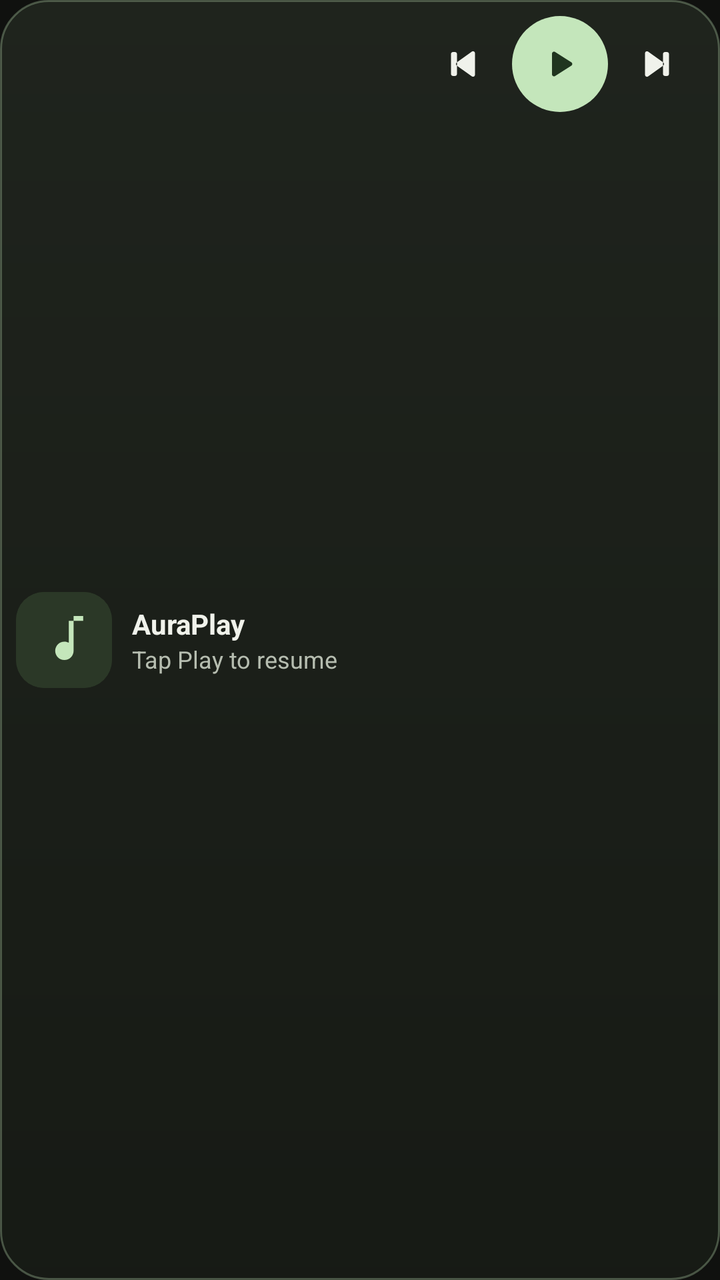
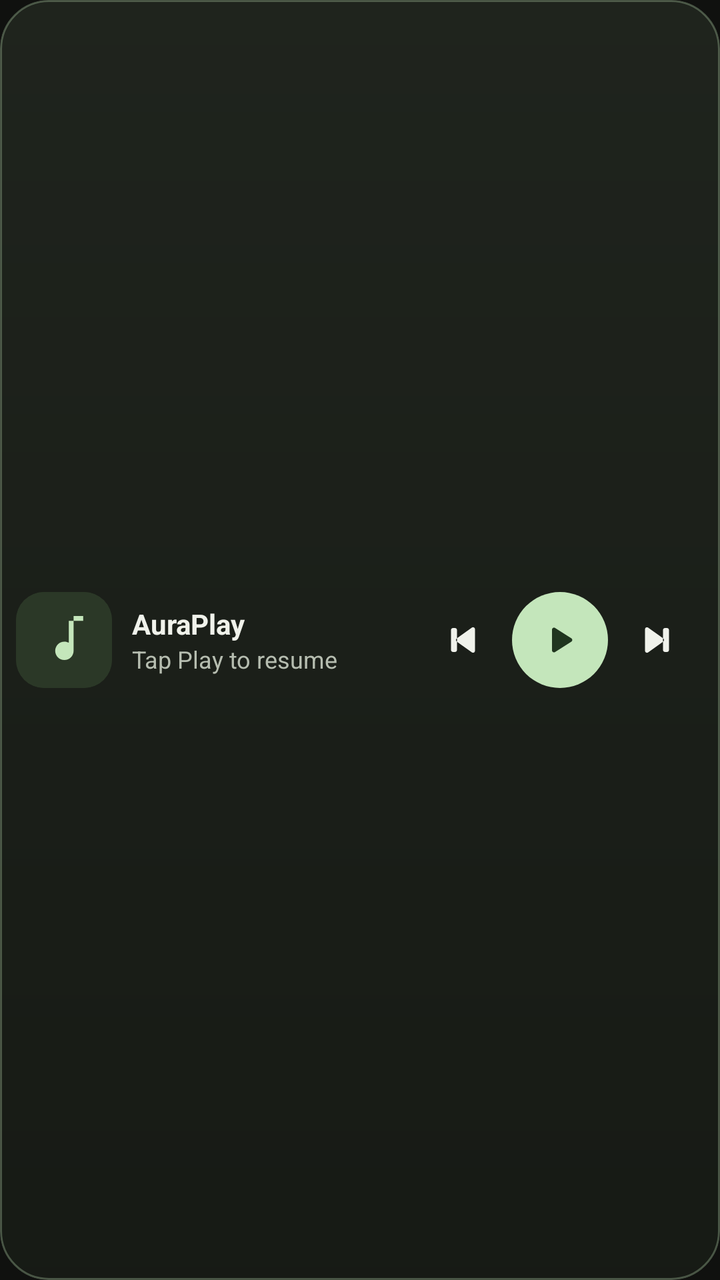

An Android layout rendered at two revisions. The XML below is the earlier revision; the diff shows what the commit changed to produce the second picture.
<!-- AndroidManifest.xml: application theme Theme.AuraPlay -->
<!-- res/layout/widget_auraplay.xml -->
<?xml version="1.0" encoding="utf-8"?>
<LinearLayout xmlns:android="http://schemas.android.com/apk/res/android"
    android:id="@+id/widget_container"
    android:layout_width="match_parent"
    android:layout_height="match_parent"
    android:orientation="horizontal"
    android:background="@drawable/widget_background"
    android:gravity="center_vertical"
    android:padding="8dp">

    <ImageView
        android:id="@+id/widget_album_art"
        android:layout_width="48dp"
        android:layout_height="48dp"
        android:layout_marginEnd="10dp"
        android:src="@drawable/ic_music_placeholder"
        android:scaleType="centerCrop"
        android:background="@drawable/widget_cover_background"
        android:clipToOutline="true"
        android:importantForAccessibility="no" />

    <LinearLayout
        android:layout_width="0dp"
        android:layout_height="wrap_content"
        android:layout_weight="1"
        android:orientation="vertical"
        android:paddingStart="0dp"
        android:paddingEnd="4dp">

        <TextView
            android:id="@+id/widget_title"
            android:layout_width="match_parent"
            android:layout_height="wrap_content"
            android:text="@string/app_name"
            android:textColor="#F0F2EB"
            android:textStyle="bold"
            android:textSize="14sp"
            android:singleLine="true"
            android:ellipsize="end" />

        <TextView
            android:id="@+id/widget_artist"
            android:layout_width="match_parent"
            android:layout_height="wrap_content"
            android:text="@string/widget_resume_hint"
            android:textColor="#B6BDB0"
            android:textSize="12sp"
            android:singleLine="true"
            android:ellipsize="end" />
    </LinearLayout>

    <include layout="@layout/widget_playback_controls" />

</LinearLayout>
<!-- res/layout/widget_playback_controls.xml (included above) -->
<?xml version="1.0" encoding="utf-8"?>
<LinearLayout xmlns:android="http://schemas.android.com/apk/res/android"
    xmlns:tools="http://schemas.android.com/tools"
    android:layout_width="wrap_content"
    android:layout_height="48dp"
    android:layout_gravity="center_horizontal"
    android:gravity="center"
    android:orientation="horizontal"
    tools:ignore="UseAppTint">

    <ImageButton
        android:id="@+id/widget_btn_prev"
        android:layout_width="48dp"
        android:layout_height="48dp"
        android:background="?android:attr/selectableItemBackgroundBorderless"
        android:contentDescription="@string/widget_previous_track"
        android:src="@drawable/ic_widget_previous"
        android:tint="#F0F2EB" />

    <ImageButton
        android:id="@+id/widget_btn_play_pause"
        android:layout_width="48dp"
        android:layout_height="48dp"
        android:background="@drawable/widget_button_background"
        android:contentDescription="@string/play"
        android:src="@drawable/ic_widget_play"
        android:tint="#20351F" />

    <ImageButton
        android:id="@+id/widget_btn_next"
        android:layout_width="48dp"
        android:layout_height="48dp"
        android:background="?android:attr/selectableItemBackgroundBorderless"
        android:contentDescription="@string/widget_next_track"
        android:src="@drawable/ic_widget_next"
        android:tint="#F0F2EB" />

</LinearLayout>
<!-- resources referenced by this layout -->
<resources>
  <!-- drawable ic_music_placeholder (drawable) -->
  <vector xmlns:android="http://schemas.android.com/apk/res/android"
      android:width="120dp" android:height="120dp" android:viewportWidth="120" android:viewportHeight="120">
      <path android:fillColor="#2B3827" android:pathData="M0,0h120v120h-120z" />
      <path android:fillColor="#C4E6BB" android:pathData="M72,30v43.5c0,6.35 -5.15,11.5 -11.5,11.5S49,79.85 49,73.5S54.15,62 60.5,62c2,0 3.9,0.51 5.5,1.42V36h18v-6z" />
  </vector>
  <!-- drawable ic_widget_next (drawable) -->
  <vector xmlns:android="http://schemas.android.com/apk/res/android"
      android:width="24dp"
      android:height="24dp"
      android:viewportWidth="24"
      android:viewportHeight="24">
      <path android:fillColor="#FFFFFF"
          android:pathData="M6.5,6.62v10.76c0,0.82 0.92,1.29 1.58,0.81l7.52,-5.38c0.56,-0.4 0.56,-1.22 0,-1.62L8.08,5.82c-0.66,-0.48 -1.58,0 -1.58,0.8zM16.5,6h1c0.55,0 1,0.45 1,1v10c0,0.55 -0.45,1 -1,1h-1c-0.55,0 -1,-0.45 -1,-1V7c0,-0.55 0.45,-1 1,-1z" />
  </vector>
  <!-- drawable ic_widget_play (drawable) -->
  <vector xmlns:android="http://schemas.android.com/apk/res/android"
      android:width="24dp"
      android:height="24dp"
      android:viewportWidth="24"
      android:viewportHeight="24">
      <path android:fillColor="#FFFFFF"
          android:pathData="M8,6.82v10.36c0,0.79 0.87,1.27 1.54,0.84l8.14,-5.18c0.62,-0.39 0.62,-1.29 0,-1.69L9.54,5.98C8.87,5.55 8,6.03 8,6.82z" />
  </vector>
  <!-- drawable ic_widget_previous (drawable) -->
  <vector xmlns:android="http://schemas.android.com/apk/res/android"
      android:width="24dp"
      android:height="24dp"
      android:viewportWidth="24"
      android:viewportHeight="24">
      <path android:fillColor="#FFFFFF"
          android:pathData="M17.5,17.38V6.62c0,-0.82 -0.92,-1.29 -1.58,-0.81L8.4,11.19c-0.56,0.4 -0.56,1.22 0,1.62l7.52,5.37c0.66,0.48 1.58,0 1.58,-0.8zM6.5,6h1c0.55,0 1,0.45 1,1v10c0,0.55 -0.45,1 -1,1h-1c-0.55,0 -1,-0.45 -1,-1V7c0,-0.55 0.45,-1 1,-1z" />
  </vector>
  <!-- drawable widget_background (drawable) -->
  <?xml version="1.0" encoding="utf-8"?>
  <shape xmlns:android="http://schemas.android.com/apk/res/android"
      android:shape="rectangle">
      <gradient android:angle="270" android:startColor="#F020251E" android:endColor="#F0171B15" />
      <stroke android:width="1dp" android:color="#4DC4E6BB" />
      <corners android:radius="24dp" />
  </shape>
  <!-- drawable widget_button_background (drawable) -->
  <?xml version="1.0" encoding="utf-8"?>
  <ripple xmlns:android="http://schemas.android.com/apk/res/android" android:color="#3320351F">
      <item>
          <shape android:shape="oval">
              <solid android:color="#C4E6BB" />
          </shape>
      </item>
  </ripple>
  <!-- drawable widget_cover_background (drawable) -->
  <shape xmlns:android="http://schemas.android.com/apk/res/android">
      <solid android:color="#2B3827" />
      <corners android:radius="14dp" />
  </shape>
  <string name="app_name">AuraPlay</string>
  <string name="play">Play</string>
  <string name="widget_next_track">Next track</string>
  <string name="widget_previous_track">Previous track</string>
  <string name="widget_resume_hint">Tap Play to resume</string>
  <style name="Theme.AuraPlay" parent="Theme.AppCompat.Light.NoActionBar">
          <item name="colorPrimary">@color/primary_color</item>
          <item name="colorPrimaryDark">@color/primary_dark_color</item>
          <item name="colorAccent">@color/secondary_color</item>
          <item name="android:windowBackground">@color/background_color</item>
          <item name="android:statusBarColor">@color/background_color</item>
          <item name="android:navigationBarColor">@color/background_color</item>
          <item name="android:windowLightStatusBar">false</item>
      </style>
  <color name="primary_color">#C4E6BB</color>
  <color name="primary_dark_color">#20351F</color>
  <color name="secondary_color">#A9CDA4</color>
  <color name="background_color">#10110F</color>
</resources>

<!-- the commit's change to res/layout/widget_auraplay.xml (unified diff, before → after) -->
@@ -1,10 +1,11 @@
 <?xml version="1.0" encoding="utf-8"?>
 <LinearLayout xmlns:android="http://schemas.android.com/apk/res/android"
-    android:id="@+id/widget_container"
+    android:id="@android:id/background"
     android:layout_width="match_parent"
     android:layout_height="match_parent"
     android:orientation="horizontal"
     android:background="@drawable/widget_background"
+    android:clipToOutline="true"
     android:gravity="center_vertical"
     android:padding="8dp">
 
@@ -58,7 +59,7 @@
     xmlns:tools="http://schemas.android.com/tools"
     android:layout_width="wrap_content"
     android:layout_height="48dp"
-    android:layout_gravity="center_horizontal"
+    android:layout_gravity="center"
     android:gravity="center"
     android:orientation="horizontal"
     tools:ignore="UseAppTint">
@@ -69,6 +70,8 @@
         android:layout_height="48dp"
         android:background="?android:attr/selectableItemBackgroundBorderless"
         android:contentDescription="@string/widget_previous_track"
+        android:padding="12dp"
+        android:scaleType="fitCenter"
         android:src="@drawable/ic_widget_previous"
         android:tint="#F0F2EB" />
 
@@ -78,6 +81,8 @@
         android:layout_height="48dp"
         android:background="@drawable/widget_button_background"
         android:contentDescription="@string/play"
+        android:padding="12dp"
+        android:scaleType="fitCenter"
         android:src="@drawable/ic_widget_play"
         android:tint="#20351F" />
 
@@ -87,6 +92,8 @@
         android:layout_height="48dp"
         android:background="?android:attr/selectableItemBackgroundBorderless"
         android:contentDescription="@string/widget_next_track"
+        android:padding="12dp"
+        android:scaleType="fitCenter"
         android:src="@drawable/ic_widget_next"
         android:tint="#F0F2EB" />
 
